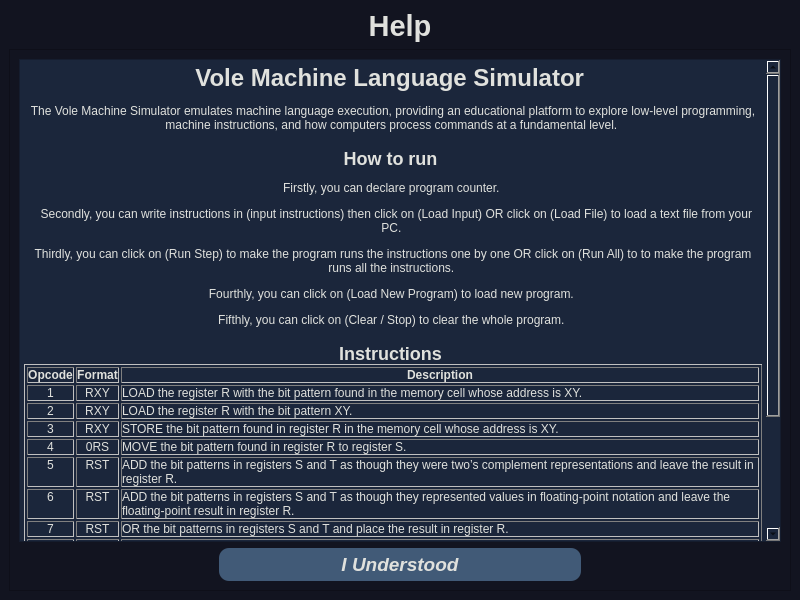
Old version of the form form/help.ui in the repository Mohammed-3tef/Vole_Machine_Language_Simulator_GUI.
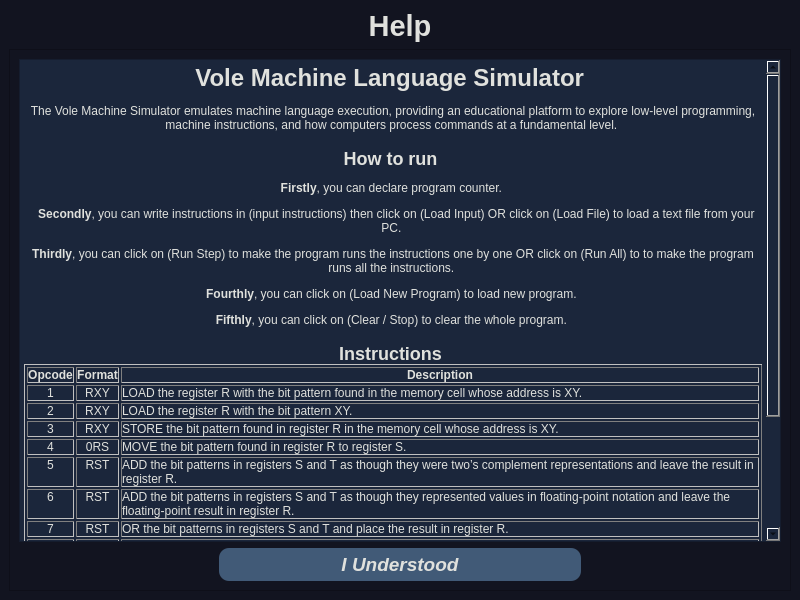
New version of the form.

Patch:
```diff
--- a/form/help.ui
+++ b/form/help.ui
@@ -71,8 +71,8 @@
         <rect>
          <x>0</x>
          <y>0</y>
-         <width>780</width>
-         <height>536</height>
+         <width>776</width>
+         <height>520</height>
         </rect>
        </property>
        <layout class="QGridLayout" name="gridLayout_2">
@@ -92,11 +92,11 @@
 &lt;h1 align=&quot;center&quot; style=&quot; margin-top:18px; margin-bottom:12px; margin-left:0px; margin-right:0px; -qt-block-indent:0; text-indent:0px;&quot;&gt;&lt;span style=&quot; font-size:xx-large; font-weight:700;&quot;&gt;Vole Machine Language Simulator &lt;/span&gt;&lt;/h1&gt;
 &lt;p align=&quot;center&quot; style=&quot; margin-top:12px; margin-bottom:12px; margin-left:0px; margin-right:0px; -qt-block-indent:0; text-indent:0px;&quot;&gt;The Vole Machine Simulator emulates machine language execution, providing an educational platform to explore low-level programming, machine instructions, and how computers process commands at a fundamental level. &lt;/p&gt;
 &lt;h2 align=&quot;center&quot; style=&quot; margin-top:16px; margin-bottom:12px; margin-left:0px; margin-right:0px; -qt-block-indent:0; text-indent:0px;&quot;&gt;&lt;span style=&quot; font-size:x-large; font-weight:700;&quot;&gt;How to run &lt;/span&gt;&lt;/h2&gt;
-&lt;p align=&quot;center&quot; style=&quot; margin-top:12px; margin-bottom:12px; margin-left:0px; margin-right:0px; -qt-block-indent:0; text-indent:0px;&quot;&gt;Firstly, you can declare program counter. &lt;/p&gt;
-&lt;p align=&quot;center&quot; style=&quot; margin-top:12px; margin-bottom:12px; margin-left:0px; margin-right:0px; -qt-block-indent:0; text-indent:0px;&quot;&gt;  Secondly, you can write instructions in (input instructions) then click on (Load Input) OR click on (Load File) to load a text file from your PC. &lt;/p&gt;
-&lt;p align=&quot;center&quot; style=&quot; margin-top:12px; margin-bottom:12px; margin-left:0px; margin-right:0px; -qt-block-indent:0; text-indent:0px;&quot;&gt;Thirdly, you can click on (Run Step) to make the program runs the instructions one by one OR click on (Run All) to to make the program runs all the instructions. &lt;/p&gt;
-&lt;p align=&quot;center&quot; style=&quot; margin-top:12px; margin-bottom:12px; margin-left:0px; margin-right:0px; -qt-block-indent:0; text-indent:0px;&quot;&gt;Fourthly, you can click on (Load New Program) to load new program. &lt;/p&gt;
-&lt;p align=&quot;center&quot; style=&quot; margin-top:12px; margin-bottom:12px; margin-left:0px; margin-right:0px; -qt-block-indent:0; text-indent:0px;&quot;&gt;Fifthly, you can click on (Clear / Stop) to clear the whole program. &lt;/p&gt;
+&lt;p align=&quot;center&quot; style=&quot; margin-top:12px; margin-bottom:12px; margin-left:0px; margin-right:0px; -qt-block-indent:0; text-indent:0px;&quot;&gt;&lt;span style=&quot; font-weight:700;&quot;&gt;Firstly&lt;/span&gt;, you can declare program counter. &lt;/p&gt;
+&lt;p align=&quot;center&quot; style=&quot; margin-top:12px; margin-bottom:12px; margin-left:0px; margin-right:0px; -qt-block-indent:0; text-indent:0px;&quot;&gt;  &lt;span style=&quot; font-weight:700;&quot;&gt;Secondly&lt;/span&gt;, you can write instructions in (input instructions) then click on (Load Input) OR click on (Load File) to load a text file from your PC. &lt;/p&gt;
+&lt;p align=&quot;center&quot; style=&quot; margin-top:12px; margin-bottom:12px; margin-left:0px; margin-right:0px; -qt-block-indent:0; text-indent:0px;&quot;&gt;&lt;span style=&quot; font-weight:700;&quot;&gt;Thirdly&lt;/span&gt;, you can click on (Run Step) to make the program runs the instructions one by one OR click on (Run All) to to make the program runs all the instructions. &lt;/p&gt;
+&lt;p align=&quot;center&quot; style=&quot; margin-top:12px; margin-bottom:12px; margin-left:0px; margin-right:0px; -qt-block-indent:0; text-indent:0px;&quot;&gt;&lt;span style=&quot; font-weight:700;&quot;&gt;Fourthly&lt;/span&gt;, you can click on (Load New Program) to load new program. &lt;/p&gt;
+&lt;p align=&quot;center&quot; style=&quot; margin-top:12px; margin-bottom:12px; margin-left:0px; margin-right:0px; -qt-block-indent:0; text-indent:0px;&quot;&gt;&lt;span style=&quot; font-weight:700;&quot;&gt;Fifthly&lt;/span&gt;, you can click on (Clear / Stop) to clear the whole program. &lt;/p&gt;
 &lt;h2 align=&quot;center&quot; style=&quot; margin-top:16px; margin-bottom:12px; margin-left:0px; margin-right:0px; -qt-block-indent:0; text-indent:0px;&quot;&gt;&lt;span style=&quot; font-size:x-large; font-weight:700;&quot;&gt;Instructions &lt;/span&gt;&lt;/h2&gt;
 &lt;table border=&quot;1&quot; style=&quot; margin-top:0px; margin-bottom:0px; margin-left:0px; margin-right:0px;&quot; cellspacing=&quot;2&quot; cellpadding=&quot;0&quot;&gt;
 &lt;tr&gt;
```
